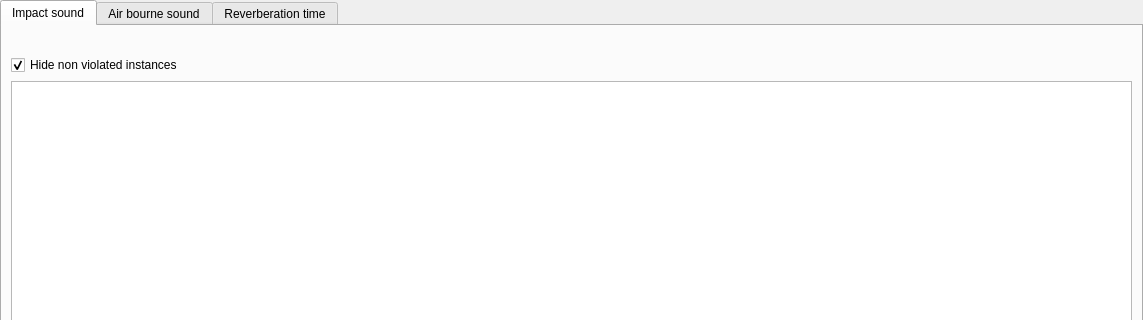
Before: the Qt Designer form SIM-VICUS/src/SVAcousticConstraintsCheckWidget.ui in ghorwin/SIM-VICUS, drawn with Qt 5; both pictures show x 0 to 1143 and y 0 to 320 of the 1143 by 647 pixel window.
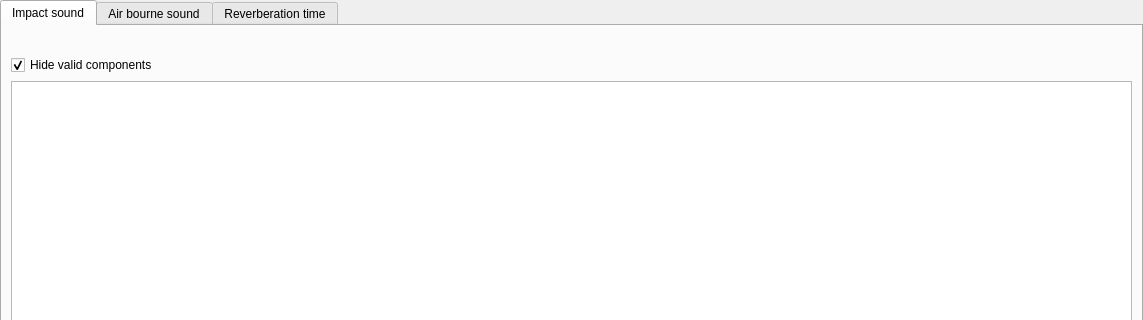
After: the same form once the commit is applied. The open tabs and pages were chosen to show the change.

```diff
--- a/SIM-VICUS/src/SVAcousticConstraintsCheckWidget.ui
+++ b/SIM-VICUS/src/SVAcousticConstraintsCheckWidget.ui
@@ -69,7 +69,7 @@
        <item>
         <widget class="QCheckBox" name="checkBoxHideCeilings">
          <property name="text">
-          <string>Hide non violated instances</string>
+          <string>Hide valid components</string>
          </property>
          <property name="checked">
           <bool>true</bool>
```
Left out of the diff: 4 changed lines with no effect on the pictures.
